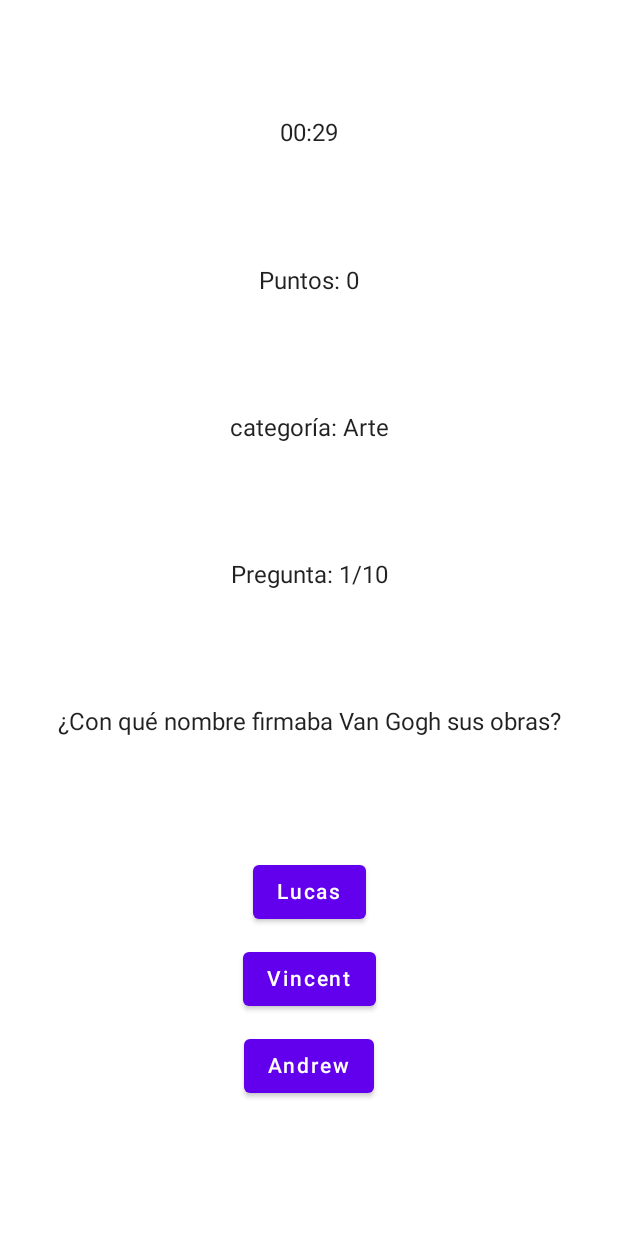
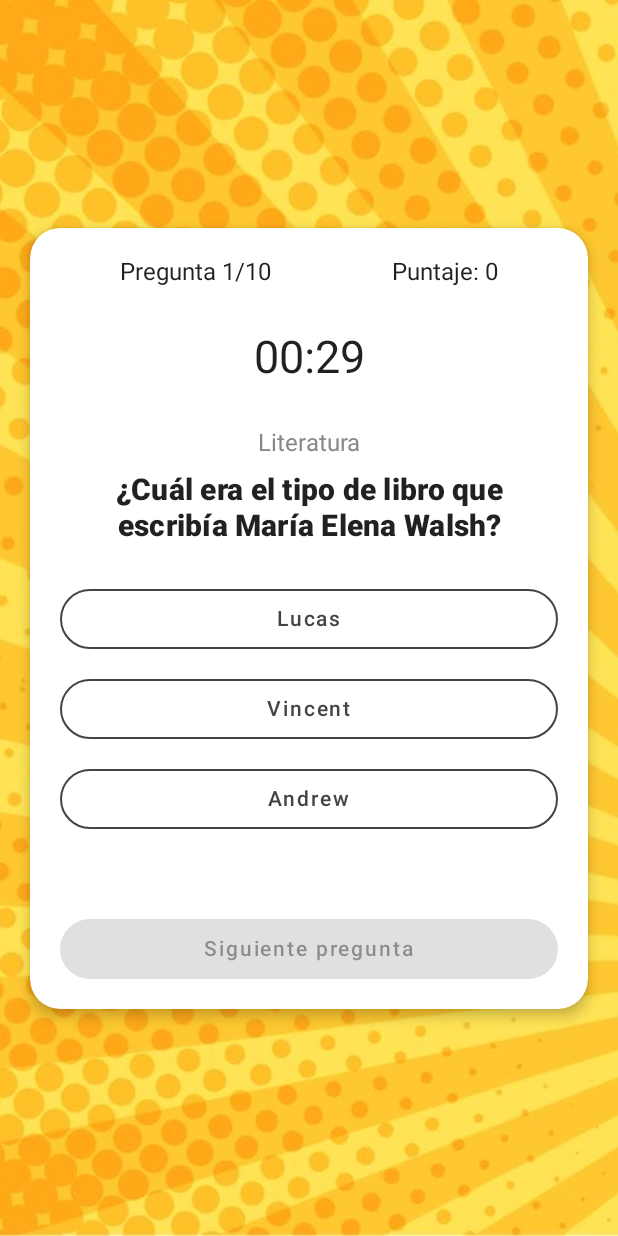
Before and after one commit to BarriosPabloOk/Quiz-app-Alta-Data-Moureved-Mensual-Challenge, an Android app built with Jetpack Compose: the screen it shows after launch (MainActivity), after a tap on "EMPEZAR A JUGAR", on a phone screen of 412 x 824 dp. Run offline under Robolectric (Android 15) with nearby library versions, the phone set to English and light mode, and no system bars; our stand-ins replace Dagger/Hilt's generated code, Room's generated code.

Commit message:
quiz screen maqutada falta los estilos comic

```diff
--- a/app/src/main/java/com/pablobarriosdevs/altadata/MainActivity.kt
+++ b/app/src/main/java/com/pablobarriosdevs/altadata/MainActivity.kt
@@ -9,6 +9,7 @@ import androidx.compose.material.Surface
 import androidx.compose.material.Text
 import androidx.compose.runtime.Composable
 import androidx.compose.ui.Modifier
+import androidx.compose.ui.res.colorResource
 import androidx.compose.ui.tooling.preview.Preview
 import androidx.navigation.compose.rememberNavController
 import com.pablobarriosdevs.altadata.feature_quiz.presentation.navigation.Navigation
@@ -27,7 +28,7 @@ class MainActivity : ComponentActivity() {
                 // A surface container using the 'background' color from the theme
                 Surface(
                     modifier = Modifier.fillMaxSize(),
-                    color = MaterialTheme.colors.background
+                    color = colorResource(id = R.color.main_background)
                 ) {
                     val navController = rememberNavController()
                     Navigation(navController = navController)
--- /dev/null
+++ b/app/src/main/java/com/pablobarriosdevs/altadata/feature_quiz/core/Composables.kt
@@ -0,0 +1,35 @@
+package com.pablobarriosdevs.altadata.feature_quiz.core
+
+import androidx.compose.foundation.Image
+import androidx.compose.foundation.layout.fillMaxSize
+import androidx.compose.runtime.Composable
+import androidx.compose.ui.Alignment
+import androidx.compose.ui.Modifier
+import androidx.compose.ui.layout.ContentScale
+import androidx.compose.ui.res.painterResource
+import com.pablobarriosdevs.altadata.R
+
+
+@Composable
+fun MainBackground() {
+    Image(
+        painter = painterResource(id = R.mipmap.background_4),
+        contentDescription = "Background",
+        modifier = Modifier
+            .fillMaxSize(),
+        alignment = Alignment.Center,
+        contentScale = ContentScale.Crop,
+    )
+}
+
+@Composable
+fun AlternativeBackground() {
+    Image(
+        painter = painterResource(id = R.mipmap.background_3),
+        contentDescription = "Background",
+        modifier = Modifier
+            .fillMaxSize(),
+        alignment = Alignment.Center,
+        contentScale = ContentScale.Crop,
+    )
+}
--- a/app/src/main/java/com/pablobarriosdevs/altadata/feature_quiz/presentation/navigation/Navigation.kt
+++ b/app/src/main/java/com/pablobarriosdevs/altadata/feature_quiz/presentation/navigation/Navigation.kt
@@ -1,11 +1,21 @@
 package com.pablobarriosdevs.altadata.feature_quiz.presentation.navigation
 
+import androidx.compose.foundation.Image
+import androidx.compose.foundation.layout.fillMaxSize
 import androidx.compose.runtime.Composable
+import androidx.compose.ui.Alignment
+import androidx.compose.ui.Modifier
+import androidx.compose.ui.layout.ContentScale
+import androidx.compose.ui.res.painterResource
 import androidx.navigation.NavController
 import androidx.navigation.NavHostController
 import androidx.navigation.compose.NavHost
 import androidx.navigation.compose.composable
+import com.pablobarriosdevs.altadata.R
+import com.pablobarriosdevs.altadata.feature_quiz.core.AlternativeBackground
+
 import com.pablobarriosdevs.altadata.feature_quiz.core.Constants
+import com.pablobarriosdevs.altadata.feature_quiz.core.MainBackground
 import com.pablobarriosdevs.altadata.feature_quiz.presentation.player_screen.PlayerScreen
 import com.pablobarriosdevs.altadata.feature_quiz.presentation.ranking_screen.RankingScreen
 import com.pablobarriosdevs.altadata.feature_quiz.presentation.screen_home.HomeScreen
@@ -15,13 +25,17 @@ import com.pablobarriosdevs.altadata.feature_quiz.presentation.screen_quiz.QuizS
 fun Navigation(
     navController: NavHostController
 ) {
+
+
     NavHost(navController = navController,
     startDestination = Screens.HomeScreen.route){
         composable(route = Screens.HomeScreen.route){
-            HomeScreen(navController)
+            HomeScreen(navController){ MainBackground()}
         }
         composable(route = Screens.QuizScreen.route){
-            QuizScreen(navController = navController)
+            QuizScreen(
+                navController = navController
+            ){ AlternativeBackground()}
         }
         composable(route= Screens.PlayerScreen.route
                 +"?${Constants.GET_PLAYER_SCORE}={${Constants.GET_PLAYER_SCORE}}"){
--- a/app/src/main/java/com/pablobarriosdevs/altadata/feature_quiz/presentation/player_screen/PlayerScreen.kt
+++ b/app/src/main/java/com/pablobarriosdevs/altadata/feature_quiz/presentation/player_screen/PlayerScreen.kt
@@ -30,11 +30,14 @@ fun PlayerScreen(
         Spacer(modifier = Modifier.height(50.dp))
 
         TextField(
-            value = viewModel.playerName.value ?:"",
+            value = viewModel.playerName.value ?: "",
             onValueChange = { viewModel.onEvent(PlayerEvent.EnterName(it)) },
-            placeholder = { Text(text = "Ingresá tu nombre")}
+            placeholder = { Text(text = "Ingresá tu nombre") }
         )
+        Spacer(modifier = Modifier.height(20.dp))
 
+        Text(text = "Tu puntaje fue de ${viewModel.playerScore.value} puntos")
+        Spacer(modifier = Modifier.height(20.dp))
         Button(onClick = {
             viewModel.onEvent(PlayerEvent.SavePlayerInLocalSource)
             //navigate
@@ -44,7 +47,7 @@ fun PlayerScreen(
             Text(text = "GUARDAR DATOS")
 
         }
-
+        Spacer(modifier = Modifier.height(20.dp))
         Button(onClick = {
             //navigate
             navController.navigate(Screens.RankingScreen.route)
--- a/app/src/main/java/com/pablobarriosdevs/altadata/feature_quiz/presentation/screen_home/HomeScreen.kt
+++ b/app/src/main/java/com/pablobarriosdevs/altadata/feature_quiz/presentation/screen_home/HomeScreen.kt
@@ -1,38 +1,44 @@
 package com.pablobarriosdevs.altadata.feature_quiz.presentation.screen_home
 
-import androidx.compose.foundation.Image
-import androidx.compose.foundation.background
+import androidx.compose.animation.ExperimentalAnimationApi
 import androidx.compose.foundation.layout.*
-import androidx.compose.material.MaterialTheme
+import androidx.compose.material.Text
 import androidx.compose.runtime.Composable
 import androidx.compose.ui.Alignment
 import androidx.compose.ui.Modifier
-import androidx.compose.ui.graphics.Brush
-import androidx.compose.ui.layout.ContentScale
-import androidx.compose.ui.res.painterResource
-import androidx.compose.ui.res.stringResource
+import androidx.compose.ui.text.font.FontStyle
+import androidx.compose.ui.text.font.FontWeight
 import androidx.compose.ui.tooling.preview.Devices
 import androidx.compose.ui.tooling.preview.Preview
 import androidx.compose.ui.unit.dp
+import androidx.compose.ui.unit.sp
 import androidx.navigation.NavController
-import com.pablobarriosdevs.altadata.R
+import androidx.navigation.compose.rememberNavController
+import com.pablobarriosdevs.altadata.feature_quiz.core.MainBackground
 import com.pablobarriosdevs.altadata.feature_quiz.presentation.navigation.Screens
 import com.pablobarriosdevs.altadata.feature_quiz.presentation.screen_home.components.RankingButton
 import com.pablobarriosdevs.altadata.feature_quiz.presentation.screen_home.components.StartButton
 
+@OptIn(ExperimentalAnimationApi::class)
 @Composable
 fun HomeScreen(
     navController: NavController,
+    Background: @Composable () -> Unit
 ) {
-    Image(
-        painter = painterResource(id = R.mipmap.background_4),
-        contentDescription = "Background",
-        modifier = Modifier
-            .fillMaxSize(),
-        alignment = Alignment.Center,
-        contentScale = ContentScale.Crop,
 
-    )
+    Background()
+
+    Box(
+        modifier = Modifier.fillMaxSize(),
+        contentAlignment = Alignment.Center
+    ) {
+        Text(
+            text = "ALTA\nDATA",
+            fontSize = 50.sp,
+            fontWeight = FontWeight.Black,
+            fontStyle = FontStyle.Italic,
+        )
+    }
     Column(
         modifier = Modifier
             .fillMaxSize(),
@@ -40,20 +46,32 @@ fun HomeScreen(
         verticalArrangement = Arrangement.Bottom,
 
         ) {
+
+        //to be replaced with a logo
+
+
+        Spacer(modifier = Modifier.height(180.dp))
+
         StartButton(
-            onClick = { navController.navigate(Screens.QuizScreen.route) },
+            onClick = {
+                navController.navigate(Screens.QuizScreen.route)
+            },
             modifier = Modifier.width(210.dp)
         )
         Spacer(modifier = Modifier.height(30.dp))
-        RankingButton(onClick = { navController.navigate(Screens.RankingScreen.route)})
+        RankingButton(onClick = {
+            navController.navigate(Screens.RankingScreen.route)
+        })
         Spacer(modifier = Modifier.height(50.dp))
 
     }
+}
 
-}
 
 @Preview(showSystemUi = true, device = Devices.PIXEL_4_XL)
 @Composable
 fun PrevHomeScreen() {
-    //HomeScreen()
+    HomeScreen(
+        navController = rememberNavController()
+    ) { MainBackground() }
 }
--- a/app/src/main/java/com/pablobarriosdevs/altadata/feature_quiz/presentation/screen_quiz/QuizScreen.kt
+++ b/app/src/main/java/com/pablobarriosdevs/altadata/feature_quiz/presentation/screen_quiz/QuizScreen.kt
@@ -1,16 +1,26 @@
 package com.pablobarriosdevs.altadata.feature_quiz.presentation.screen_quiz
 
+import androidx.compose.foundation.BorderStroke
+import androidx.compose.foundation.background
 import androidx.compose.foundation.layout.*
 import androidx.compose.foundation.lazy.LazyColumn
 import androidx.compose.foundation.lazy.items
-import androidx.compose.material.Button
-import androidx.compose.material.Text
+import androidx.compose.foundation.shape.RoundedCornerShape
+import androidx.compose.material.*
 import androidx.compose.runtime.Composable
 import androidx.compose.ui.Alignment
 import androidx.compose.ui.Modifier
+import androidx.compose.ui.draw.clip
+import androidx.compose.ui.draw.shadow
+import androidx.compose.ui.graphics.Color
+import androidx.compose.ui.res.colorResource
+import androidx.compose.ui.text.font.FontWeight
+import androidx.compose.ui.text.style.TextAlign
 import androidx.compose.ui.unit.dp
+import androidx.compose.ui.unit.sp
 import androidx.hilt.navigation.compose.hiltViewModel
 import androidx.navigation.NavController
+import com.pablobarriosdevs.altadata.R
 import com.pablobarriosdevs.altadata.feature_quiz.core.Constants
 import com.pablobarriosdevs.altadata.feature_quiz.core.formatTime
 import com.pablobarriosdevs.altadata.feature_quiz.presentation.navigation.Screens
@@ -19,58 +29,140 @@ import com.pablobarriosdevs.altadata.feature_quiz.presentation.screen_quiz.util.
 @Composable
 fun QuizScreen(
     navController: NavController,
-    viewModel: QuizViewModel = hiltViewModel()
+    viewModel: QuizViewModel = hiltViewModel(),
+    Background : @Composable () -> Unit,
 ) {
 
+    Background()
 
+    Box(
+        modifier = Modifier
+            .fillMaxSize()
+            .padding(20.dp),
+        contentAlignment = Alignment.Center
+    ) {
+        Box(
+            modifier = Modifier
+                .fillMaxWidth()
+                .shadow(elevation = 5.dp, shape = RoundedCornerShape(20.dp))
+                .clip(RoundedCornerShape(20.dp))
+                .background(MaterialTheme.colors.surface)
+                .padding(20.dp)
 
-    Column(modifier = Modifier.fillMaxSize(),
-    verticalArrangement = Arrangement.SpaceEvenly,
-    horizontalAlignment = Alignment.CenterHorizontally) {
+        ) {
+
+            Column(
+                verticalArrangement = Arrangement.Center,
+                horizontalAlignment = Alignment.CenterHorizontally
+            ) {
+                Row(
+                    modifier = Modifier.fillMaxWidth(),
+                    verticalAlignment = Alignment.CenterVertically,
+                    horizontalArrangement = Arrangement.SpaceAround
+                ) {
+                    Text(
+                        text = "Pregunta ${viewModel.questionNumber.value}/10"
+                    )
+                    Text(
+                        text = "Puntaje: ${viewModel.score.value}"
+                    )
+
+                }
+
+                Spacer(modifier = Modifier.height(30.dp))
 
                 Text(
-            text = viewModel.timerState.value.formatTime()
+                    text = viewModel.timerState.value.formatTime(),
+                    fontSize = 30.sp
                 )
+                Spacer(modifier = Modifier.height(30.dp))
 
-        Text(text = "Puntos: ${viewModel.score.value}")
+                Text(
+                    text = "Literatura",
+                    color = Color.Gray
+                )
+                Spacer(modifier = Modifier.height(10.dp))
 
-        Text(text = "categoría: ${viewModel.quizState.value.category}")
+                Text(
+                    text = "¿Cuál era el tipo de libro que escribía María Elena Walsh?",
+                    textAlign = TextAlign.Center,
+                    style = MaterialTheme.typography.h6,
+                    fontWeight = FontWeight.Black
+                )
+                Spacer(modifier = Modifier.height(30.dp))
 
-        Text(text = "Pregunta: ${viewModel.questionNumber.value}/10")
-
-        Text(text = viewModel.quizState.value.question)
-
-        LazyColumn(modifier =
-        Modifier.fillMaxWidth(),
-        verticalArrangement = Arrangement.Center,
-        horizontalAlignment = Alignment.CenterHorizontally){
-            items(viewModel.answerList.value){ answer->
-
-                Button(onClick = { viewModel.onEvent(QuizEvent.Answer(answer))
-                }) {
+                LazyColumn(modifier = Modifier.fillMaxWidth()) {
+                    items(viewModel.answerList.value) { answer->
+                        OutlinedButton(
+                            onClick = { viewModel.onEvent(QuizEvent.Answer(answer))},
+                            modifier = Modifier
+                                .fillMaxWidth()
+                                .height(40.dp),
+                            shape = RoundedCornerShape(20.dp),
+                            border = BorderStroke(width = 1.dp, color = Color.DarkGray),
+                            colors = ButtonDefaults.buttonColors(
+                                contentColor = Color.DarkGray,
+                                backgroundColor = Color.Transparent
+                            )
+                        ) {
                             Text(text = answer)
                         }
-                Spacer(modifier = Modifier.height(10.dp))
-
+                        Spacer(modifier = Modifier.height(20.dp))
                     }
                 }
 
-        if (viewModel.showDialog.value && viewModel.questionNumber.value !=10){
-            Button(onClick = { viewModel.onEvent(QuizEvent.NextQuestion)
-            }) {
-                Text(text = viewModel.dialogState.value.action)
+                Spacer(modifier = Modifier.height(40.dp))
+
+                Box(modifier = Modifier.fillMaxWidth()) {
+                    if (viewModel.questionNumber.value <= 10 && !viewModel.finishedRound.value){
+                        Button(
+                            onClick = { viewModel.onEvent(QuizEvent.NextQuestion) },
+                            modifier = Modifier
+                                .fillMaxWidth()
+                                .height(40.dp),
+                            shape = RoundedCornerShape(20.dp),
+                            colors = ButtonDefaults.buttonColors(
+                                contentColor = Color.Black,
+                                backgroundColor = colorResource(id = R.color.main_background)
+                            ),
+                            enabled = viewModel.showDialog.value
+                        ) {
+                            Text(text = "Siguiente pregunta")
                         }
                     }
 
-        if (viewModel.showCompletedDialog.value){
-            Button(onClick = { navController.navigate(
-                Screens.PlayerScreen.route
-                        + "?${Constants.GET_PLAYER_SCORE}=${viewModel.score.value}")
-            }) {
-                Text(text = viewModel.completesRoundDialog.value.action)
+                    if (viewModel.finishedRound.value){
+                        Button(
+                            onClick = { navController.navigate(Screens.PlayerScreen.route
+                                    + "?${Constants.GET_PLAYER_SCORE}=${Constants.GET_PLAYER_SCORE}"){
+//                                popUpTo(navController.graph.startDestinationRoute ?: ""){
+//                                    inclusive = true
+//                                }
+                            }},
+                            modifier = Modifier
+                                .fillMaxWidth()
+                                .height(40.dp),
+                            shape = RoundedCornerShape(20.dp),
+                            colors = ButtonDefaults.buttonColors(
+                                contentColor = Color.Black,
+                                backgroundColor = colorResource(id = R.color.main_background)
+                            ),
+                            enabled = viewModel.showDialog.value
+                        ) {
+                            Text(text = "Continuar")
+                        }
                     }
                 }
 
             }
+        }
+    }
+
 
 }
+
+//@Preview(showSystemUi = true, device = Devices.PIXEL_4)
+//@Composable
+//fun PrevQuizScreen() {
+//    QuizScreen()
+//}
--- a/app/src/main/java/com/pablobarriosdevs/altadata/feature_quiz/presentation/screen_quiz/QuizViewModel.kt
+++ b/app/src/main/java/com/pablobarriosdevs/altadata/feature_quiz/presentation/screen_quiz/QuizViewModel.kt
@@ -50,7 +50,7 @@ class QuizViewModel @Inject constructor(
     val completesRoundDialog : State<DialogState> = _completesRoundDialog
 
     private val _showCompletedDialog = mutableStateOf<Boolean>(false)
-    val showCompletedDialog : State<Boolean> = _showCompletedDialog
+    val finishedRound : State<Boolean> = _showCompletedDialog
 
     //Compose states timer
     private val timerInitialValue = 30000L
--- a/app/src/main/res/values/colors.xml
+++ b/app/src/main/res/values/colors.xml
@@ -7,4 +7,5 @@
     <color name="teal_700">#FF018786</color>
     <color name="black">#FF000000</color>
     <color name="white">#FFFFFFFF</color>
+    <color name="main_background">#FFffe562</color>
 </resources>
--- a/app/src/main/res/values/themes.xml
+++ b/app/src/main/res/values/themes.xml
@@ -3,5 +3,6 @@
 
     <style name="Theme.AltaData" parent="android:Theme.Material.Light.NoActionBar">
         <item name="android:statusBarColor">@color/purple_700</item>
+        <item name="android:windowBackground">@color/main_background</item>
     </style>
 </resources>
```
Lines whose indentation alone changed are shown as unchanged.
